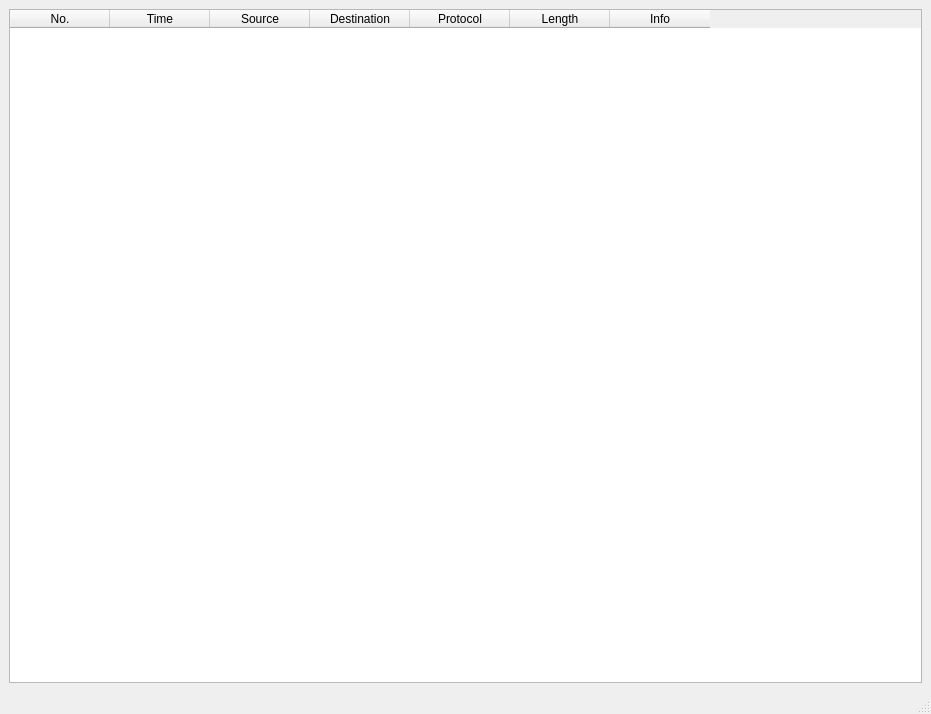
Qt form IDS Deployable/Qt_IDS_Interface/mainwindow.ui (WSU-CPTS322-SP26/IDS) before a commit.
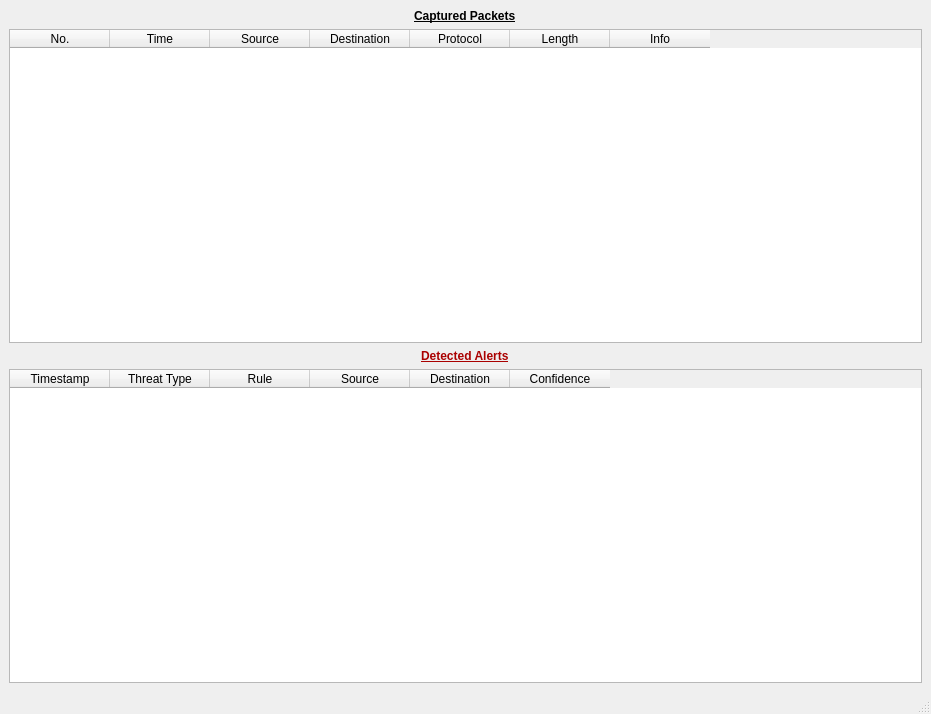
The same form after that commit.

Commit message: Added alerts table to Qt GUI, function to read incoming JSON alerts from Python, and updated Python Code.

The edit to the form file:
```diff
--- a/IDS Deployable/Qt_IDS_Interface/mainwindow.ui
+++ b/IDS Deployable/Qt_IDS_Interface/mainwindow.ui
@@ -15,6 +15,19 @@
   </property>
   <widget class="QWidget" name="centralwidget">
    <layout class="QVBoxLayout" name="verticalLayout">
+    <item alignment="Qt::AlignmentFlag::AlignHCenter|Qt::AlignmentFlag::AlignVCenter">
+     <widget class="QLabel" name="label">
+      <property name="font">
+       <font>
+        <bold>true</bold>
+        <underline>true</underline>
+       </font>
+      </property>
+      <property name="text">
+       <string>Captured Packets</string>
+      </property>
+     </widget>
+    </item>
     <item>
      <widget class="QTableWidget" name="home">
       <property name="rowCount">
@@ -63,6 +76,65 @@
       </column>
      </widget>
     </item>
+    <item alignment="Qt::AlignmentFlag::AlignHCenter|Qt::AlignmentFlag::AlignVCenter">
+     <widget class="QLabel" name="label_2">
+      <property name="font">
+       <font>
+        <bold>true</bold>
+        <underline>true</underline>
+       </font>
+      </property>
+      <property name="styleSheet">
+       <string notr="true">color: rgb(170, 1, 1)</string>
+      </property>
+      <property name="text">
+       <string>Detected Alerts</string>
+      </property>
+     </widget>
+    </item>
+    <item>
+     <widget class="QTableWidget" name="alertTable">
+      <property name="styleSheet">
+       <string notr="true"/>
+      </property>
+      <property name="gridStyle">
+       <enum>Qt::PenStyle::SolidLine</enum>
+      </property>
+      <property name="columnCount">
+       <number>6</number>
+      </property>
+      <column>
+       <property name="text">
+        <string>Timestamp</string>
+       </property>
+      </column>
+      <column>
+       <property name="text">
+        <string>Threat Type</string>
+       </property>
+      </column>
+      <column>
+       <property name="text">
+        <string>Rule</string>
+       </property>
+      </column>
+      <column>
+       <property name="text">
+        <string>Source</string>
+       </property>
+      </column>
+      <column>
+       <property name="text">
+        <string>Destination</string>
+       </property>
+      </column>
+      <column>
+       <property name="text">
+        <string>Confidence</string>
+       </property>
+      </column>
+     </widget>
+    </item>
    </layout>
   </widget>
   <widget class="QMenuBar" name="menubar">
```
The commit also changes 10 other files.
